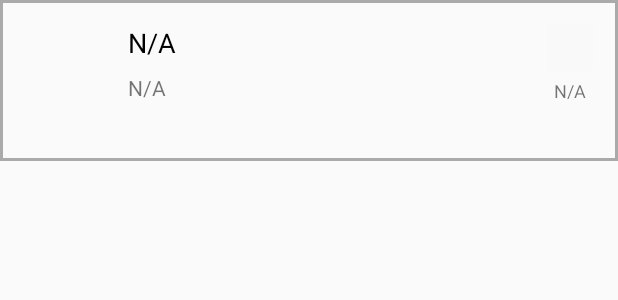
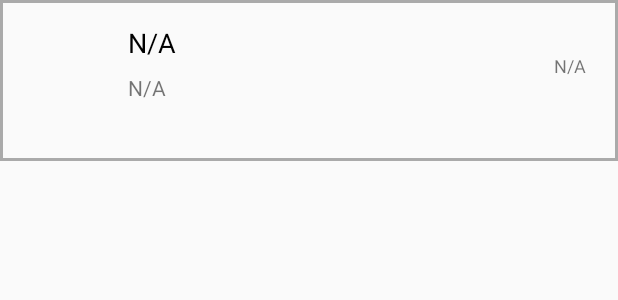
Before and after one commit to mandinga90/CineclubTVHighlights, an Android app: the layout tv_highlight_list_item.xml on its own in the app's theme, with its tools: preview values and no code run, on a phone screen of 412 x 824 dp. Shown: the top 300 px of the screen. Run offline under Robolectric (Android 15) with nearby library versions, the phone set to English and light mode, and no system bars; network calls fail.

Commit message:
alternative text as TextView for channel

```diff
--- a/app/src/main/java/example/cineclubtvhighlightsjson/entities/TvHighlight.java
+++ b/app/src/main/java/example/cineclubtvhighlightsjson/entities/TvHighlight.java
@@ -200,7 +200,7 @@ public class TvHighlight implements Parcelable {
         return Html.fromHtml( link );
     }
 
-    public String getTvChannel() {
+    public String getTvChannelName() {
         return tvChannel;
     }
 
--- a/app/src/main/java/example/cineclubtvhighlightsjson/functional/RecycleViewAdapter.java
+++ b/app/src/main/java/example/cineclubtvhighlightsjson/functional/RecycleViewAdapter.java
@@ -36,6 +36,7 @@ public class RecycleViewAdapter extends RecyclerView.Adapter<RecycleViewAdapter.
         public ImageView tvChannelIcon;
         public TextView advertisingInMinutes;
         public ImageView cover;
+        public TextView tvChannelName;
         private TvHighlight tvHighlight;
 
         public ViewHolder(View v) {
@@ -51,6 +52,7 @@ public class RecycleViewAdapter extends RecyclerView.Adapter<RecycleViewAdapter.
             tvChannelIcon = (ImageView) v.findViewById(R.id.tv_highlight_channel_icon);
             advertisingInMinutes = (TextView) v.findViewById(R.id.tv_highlight_advertising_in_minutes);
             cover = (ImageView) v.findViewById(R.id.tv_highlight_cover);
+            tvChannelName = (TextView) v.findViewById(R.id.tv_highlight_channel_name);
         }
 
         @Override
@@ -113,10 +115,14 @@ public class RecycleViewAdapter extends RecyclerView.Adapter<RecycleViewAdapter.
         holder.time.setText( currentTvHighlight.getDateTimeString() );
 
         // tv channel icon
-        holder.tvChannelIcon.setContentDescription(currentTvHighlight.getTvChannel());
+        holder.tvChannelIcon.setContentDescription(currentTvHighlight.getTvChannelName());
         int tvChannelIcon = currentTvHighlight.getTvChannelIcon();
         if( tvChannelIcon > 0 ){
             holder.tvChannelIcon.setImageResource(tvChannelIcon);
+            holder.tvChannelName.setVisibility(View.GONE);
+        }
+        else{
+            holder.tvChannelName.setText(currentTvHighlight.getTvChannelName());
         }
 
         // advertising in minutes
--- a/app/src/main/res/layout/tv_highlight_list_item.xml
+++ b/app/src/main/res/layout/tv_highlight_list_item.xml
@@ -22,7 +22,8 @@
         app:layout_constraintHorizontal_bias="0.0"
         app:layout_constraintLeft_toLeftOf="parent"
         app:layout_constraintRight_toLeftOf="@+id/tv_highlight_meta_data_right"
-        app:layout_constraintTop_toTopOf="parent">
+        app:layout_constraintTop_toTopOf="parent"
+        app:layout_constraintVertical_bias="0.0">
 
         <ImageView
             android:id="@+id/tv_highlight_cover"
@@ -75,14 +76,15 @@
 
     <android.support.constraint.ConstraintLayout
         android:id="@+id/tv_highlight_meta_data_right"
-        android:layout_width="64dp"
-        android:layout_height="0dp"
+        android:layout_width="76dp"
+        android:layout_height="wrap_content"
         android:layout_marginBottom="16dp"
         android:layout_marginRight="16dp"
         android:layout_marginTop="16dp"
         app:layout_constraintBottom_toBottomOf="parent"
         app:layout_constraintRight_toRightOf="parent"
-        app:layout_constraintTop_toTopOf="parent">
+        app:layout_constraintTop_toTopOf="parent"
+        app:layout_constraintVertical_bias="0.0">
 
         <ImageView
             android:id="@+id/tv_highlight_channel_icon"
@@ -91,12 +93,25 @@
             android:layout_marginLeft="16dp"
             android:layout_marginRight="0dp"
             android:layout_marginTop="0dp"
-            android:contentDescription="@string/ic_channel_description"
             app:layout_constraintHorizontal_bias="1.0"
             app:layout_constraintLeft_toLeftOf="parent"
             app:layout_constraintRight_toRightOf="parent"
-            app:layout_constraintTop_toTopOf="parent"
-            app:srcCompat="@drawable/ic_channel_00_placeholder" />
+            app:layout_constraintTop_toTopOf="parent" />
+
+        <TextView
+            android:id="@+id/tv_highlight_channel_name"
+            android:layout_width="0dp"
+            android:layout_height="wrap_content"
+            android:layout_marginLeft="0dp"
+            android:layout_marginRight="0dp"
+            android:layout_marginTop="-1dp"
+            android:gravity="end"
+            android:textAlignment="viewEnd"
+            android:textSize="12sp"
+            app:layout_constraintHorizontal_bias="1.0"
+            app:layout_constraintLeft_toLeftOf="parent"
+            app:layout_constraintRight_toRightOf="parent"
+            app:layout_constraintTop_toBottomOf="@+id/tv_highlight_channel_icon" />
 
         <TextView
             android:id="@+id/tv_highlight_time"
@@ -108,12 +123,12 @@
             android:textAlignment="center"
             android:textSize="12sp"
             app:layout_constraintRight_toRightOf="parent"
-            app:layout_constraintTop_toBottomOf="@+id/tv_highlight_channel_icon" />
+            app:layout_constraintTop_toBottomOf="@+id/tv_highlight_channel_name" />
 
         <TextView
             android:id="@+id/tv_highlight_advertising_in_minutes"
             android:layout_width="0dp"
-            android:layout_height="0dp"
+            android:layout_height="wrap_content"
             android:layout_marginBottom="0dp"
             android:layout_marginLeft="0dp"
             android:layout_marginRight="0dp"
@@ -122,7 +137,7 @@
             android:textAlignment="viewEnd"
             android:textSize="12sp"
             app:layout_constraintBottom_toBottomOf="parent"
-            app:layout_constraintHorizontal_bias="1.0"
+            app:layout_constraintHorizontal_bias="0.0"
             app:layout_constraintLeft_toLeftOf="parent"
             app:layout_constraintRight_toRightOf="parent"
             app:layout_constraintTop_toBottomOf="@+id/tv_highlight_time"
@@ -130,4 +145,5 @@
 
     </android.support.constraint.ConstraintLayout>
 
+
 </android.support.constraint.ConstraintLayout>
```
